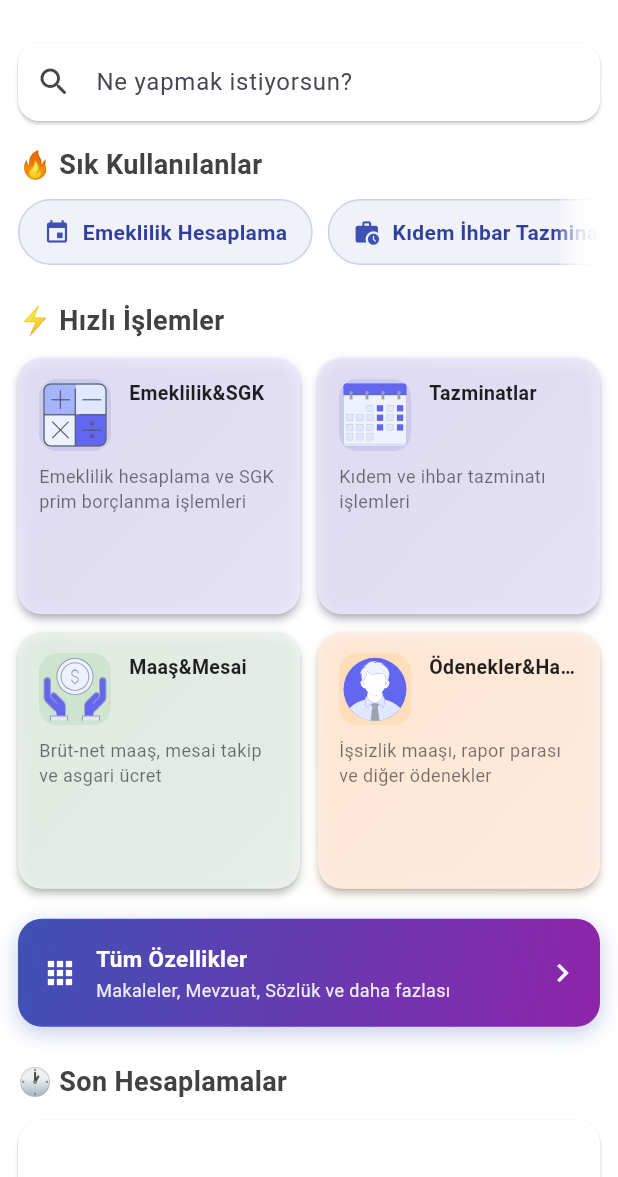
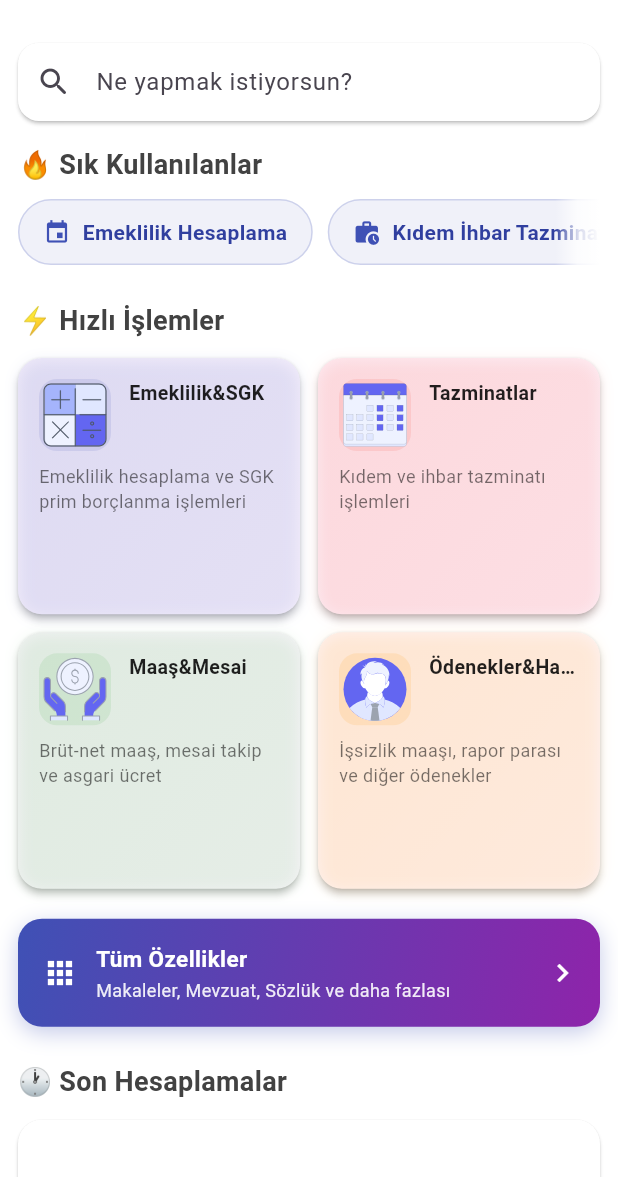
Before and after one commit to life1666/sosyalguvenlikmobil-ios, a Flutter app: the screen it shows after launch, on a phone screen of 412 x 824 dp, the part 59-1236 px from its top. Run offline on Flutter 3.47's test engine with Material 3 defaults, Android fonts, the phone set to English and light mode, and no system bars; our stand-ins replace cloud_firestore, firebase_analytics, firebase_auth, firebase_core, firebase_crashlytics, flutter_svg and 9 more; missing offline and left inert: excel; accounts and stored records are empty.

Commit message:
Style: Change Tazminatlar category color from indigo to red for better visual distinction

```diff
--- a/lib/screens/ana_ekran.dart
+++ b/lib/screens/ana_ekran.dart
@@ -609,7 +609,7 @@
         title: 'Tazminatlar',
         description: 'Kıdem ve ihbar tazminatı işlemleri',
         icon: Icons.receipt_long,
-        color: Colors.indigo,
+        color: Colors.red,
         svgPath: 'assets/emeklilik.svg',
         items: [
           // Kıdem İhbar Tazminatı İşlemleri - alt butonları var
```
